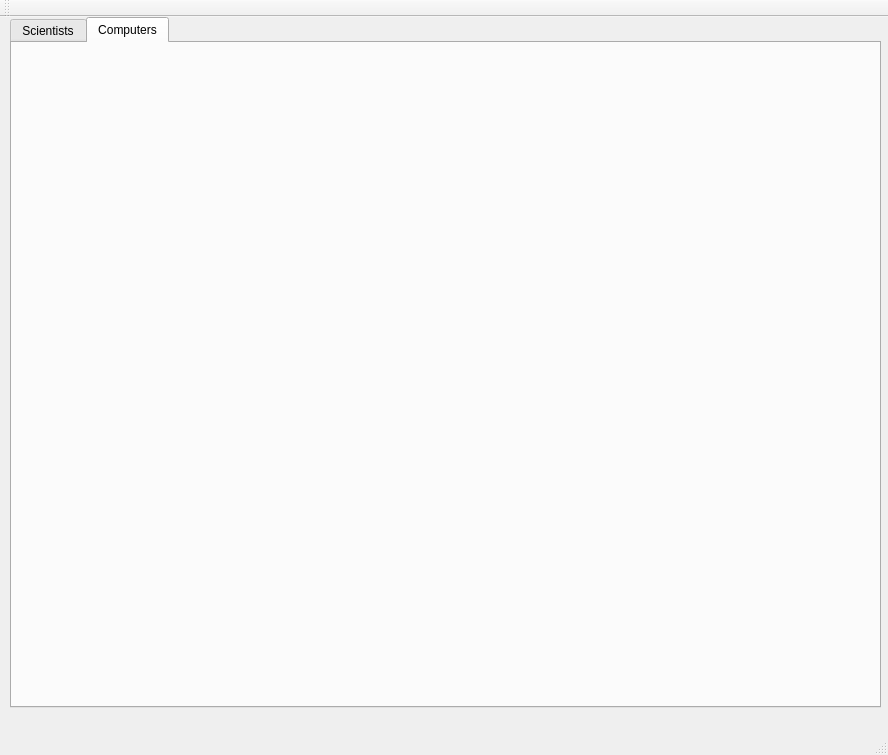
Qt form computer_scientists_ui/mainwindow.ui (2015-VLN1-Group-44/ComputerScientists_UI) before a commit.
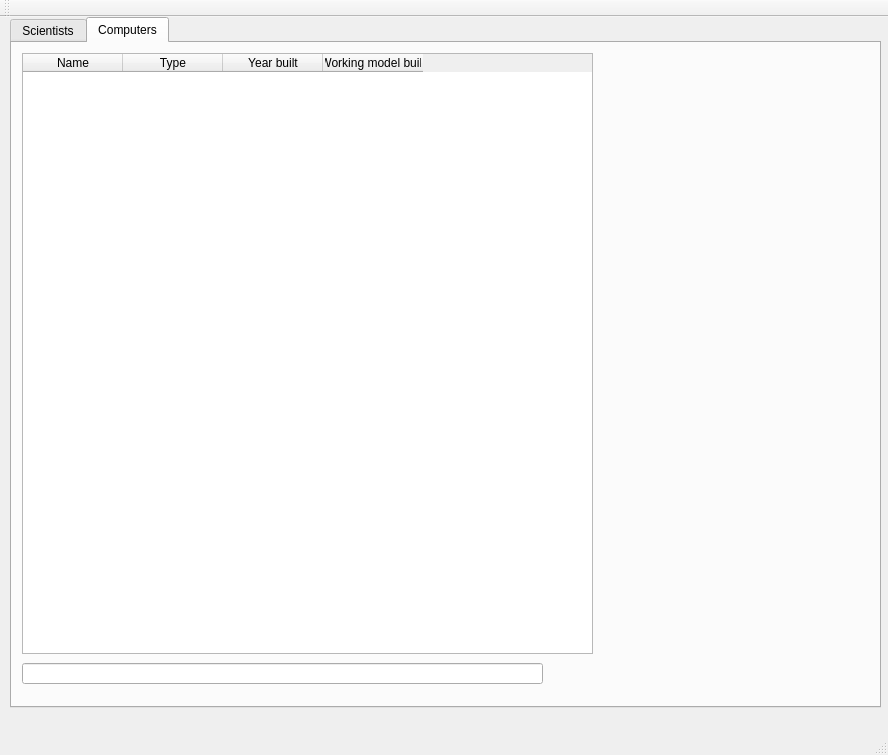
The same form after that commit. The open tabs and pages were chosen to show the change.

Commit message: les tölvur í töflu

```diff
--- a/computer_scientists_ui/mainwindow.ui
+++ b/computer_scientists_ui/mainwindow.ui
@@ -142,6 +142,46 @@
      <attribute name="title">
       <string>Computers</string>
      </attribute>
+     <widget class="QTableWidget" name="table_computers">
+      <property name="geometry">
+       <rect>
+        <x>10</x>
+        <y>10</y>
+        <width>571</width>
+        <height>601</height>
+       </rect>
+      </property>
+      <column>
+       <property name="text">
+        <string>Name</string>
+       </property>
+      </column>
+      <column>
+       <property name="text">
+        <string>Type</string>
+       </property>
+      </column>
+      <column>
+       <property name="text">
+        <string>Year built</string>
+       </property>
+      </column>
+      <column>
+       <property name="text">
+        <string>Working model built</string>
+       </property>
+      </column>
+     </widget>
+     <widget class="QLineEdit" name="search_computers">
+      <property name="geometry">
+       <rect>
+        <x>10</x>
+        <y>620</y>
+        <width>521</width>
+        <height>21</height>
+       </rect>
+      </property>
+     </widget>
     </widget>
    </widget>
   </widget>
```
Left out of the diff: 29 changed lines with no effect on the pictures. The commit also changes 2 other files.
